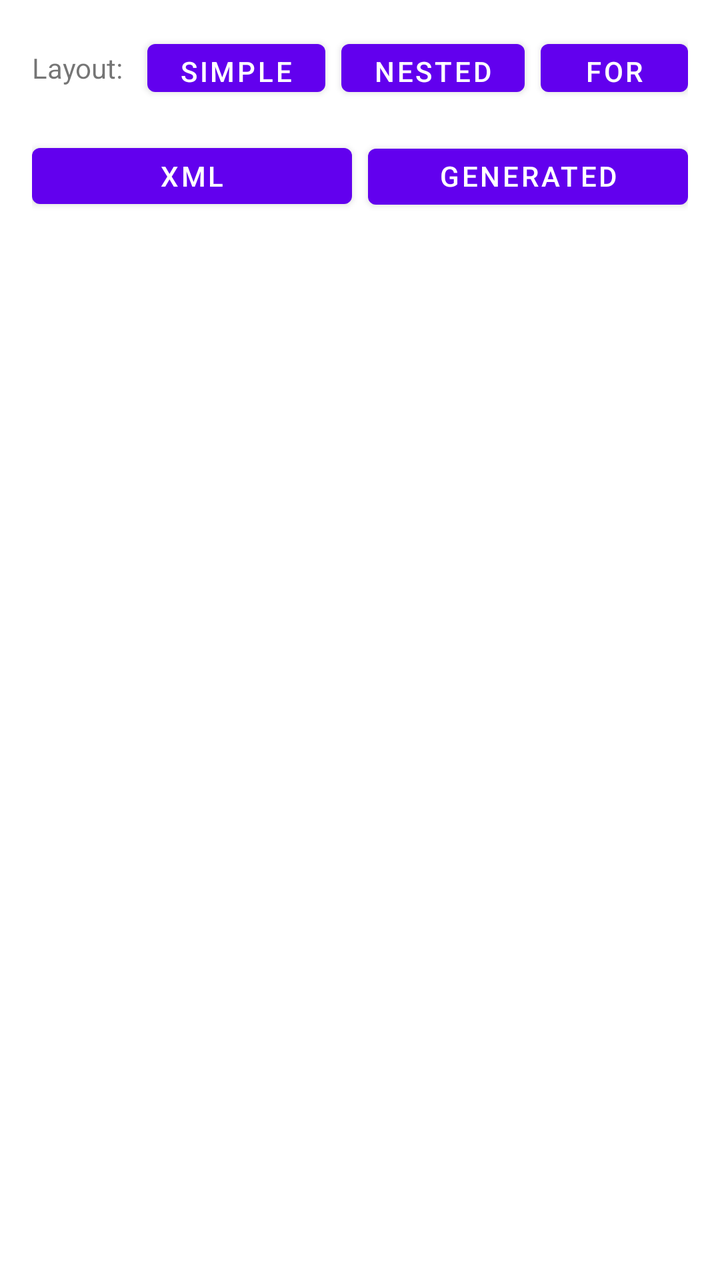
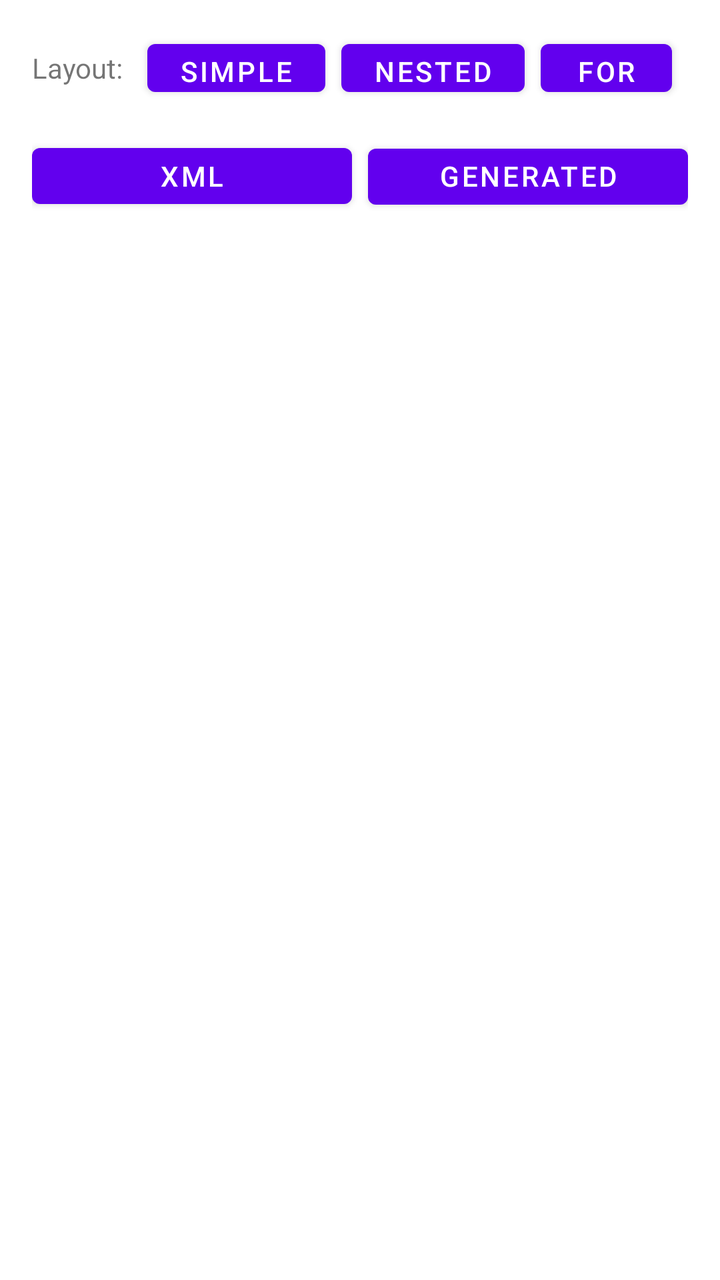

The first picture is an Android layout as it rendered before a commit; the second is the same layout after the commit. The layout source and the unified diff follow.
<!-- AndroidManifest.xml: application theme Theme.MaterialComponents.Light.NoActionBar -->
<!-- res/layout/activity_code_viewer.xml -->
<?xml version="1.0" encoding="utf-8"?>
<LinearLayout xmlns:android="http://schemas.android.com/apk/res/android"
    android:layout_width="match_parent"
    android:layout_height="match_parent"
    android:orientation="vertical">

    
    <LinearLayout
        android:layout_width="match_parent"
        android:layout_height="wrap_content"
        android:orientation="horizontal"
        android:padding="16dp"
        android:gravity="center_vertical">

        <TextView
            android:layout_width="wrap_content"
            android:layout_height="wrap_content"
            android:text="@string/code_viewer_layout_label"
            android:textSize="14sp"
            android:layout_marginEnd="12dp" />

        <Button
            android:id="@+id/btn_demo_simple"
            android:layout_width="wrap_content"
            android:layout_height="36dp"
            android:text="@string/code_viewer_simple"
            android:layout_marginEnd="8dp" />

        <Button
            android:id="@+id/btn_demo_nested"
            android:layout_width="wrap_content"
            android:layout_height="36dp"
            android:text="@string/code_viewer_nested"
            android:layout_marginEnd="8dp" />

        <Button
            android:id="@+id/btn_demo_form"
            android:layout_width="wrap_content"
            android:layout_height="36dp"
            android:text="@string/code_viewer_form" />

    </LinearLayout>

    
    <LinearLayout
        android:layout_width="match_parent"
        android:layout_height="wrap_content"
        android:orientation="horizontal"
        android:paddingStart="16dp"
        android:paddingEnd="16dp"
        android:paddingBottom="8dp">

        <Button
            android:id="@+id/tab_xml"
            android:layout_width="0dp"
            android:layout_height="40dp"
            android:layout_weight="1"
            android:text="@string/code_viewer_tab_xml"
            android:layout_marginEnd="8dp" />

        <Button
            android:id="@+id/tab_kotlin"
            android:layout_width="0dp"
            android:layout_height="40dp"
            android:layout_weight="1"
            android:text="@string/code_viewer_tab_kotlin" />

    </LinearLayout>

    
    <ScrollView
        android:id="@+id/scroll_xml"
        android:layout_width="match_parent"
        android:layout_height="0dp"
        android:layout_weight="1"
        android:fillViewport="true">

        <TextView
            android:id="@+id/code_xml"
            android:layout_width="match_parent"
            android:layout_height="wrap_content"
            android:padding="16dp"
            android:textSize="12sp"
            android:lineSpacingExtra="3dp" />

    </ScrollView>

    <ScrollView
        android:id="@+id/scroll_kotlin"
        android:layout_width="match_parent"
        android:layout_height="0dp"
        android:layout_weight="1"
        android:fillViewport="true"
        android:visibility="gone">

        <TextView
            android:id="@+id/code_kotlin"
            android:layout_width="match_parent"
            android:layout_height="wrap_content"
            android:padding="16dp"
            android:textSize="12sp"
            android:lineSpacingExtra="3dp" />

    </ScrollView>

</LinearLayout>
<!-- resources referenced by this layout -->
<resources>
  <string name="code_viewer_form">Form</string>
  <string name="code_viewer_layout_label">Layout:</string>
  <string name="code_viewer_nested">Nested</string>
  <string name="code_viewer_simple">Simple</string>
  <string name="code_viewer_tab_kotlin">Generated Kotlin</string>
  <string name="code_viewer_tab_xml">XML</string>
</resources>

<!-- the commit's change to res/layout/activity_code_viewer.xml (unified diff, before → after) -->
@@ -37,7 +37,14 @@
             android:id="@+id/btn_demo_form"
             android:layout_width="wrap_content"
             android:layout_height="36dp"
-            android:text="@string/code_viewer_form" />
+            android:text="@string/code_viewer_form"
+            android:layout_marginEnd="8dp" />
+
+        <Button
+            android:id="@+id/btn_demo_relative"
+            android:layout_width="wrap_content"
+            android:layout_height="36dp"
+            android:text="@string/code_viewer_relative" />
 
     </LinearLayout>
 
<!-- resource entries referenced after the edit -->
@@ -3,6 +3,7 @@
   <string name="code_viewer_form">Form</string>
   <string name="code_viewer_layout_label">Layout:</string>
   <string name="code_viewer_nested">Nested</string>
+  <string name="code_viewer_relative">Relative</string>
   <string name="code_viewer_simple">Simple</string>
   <string name="code_viewer_tab_kotlin">Generated Kotlin</string>
   <string name="code_viewer_tab_xml">XML</string>
